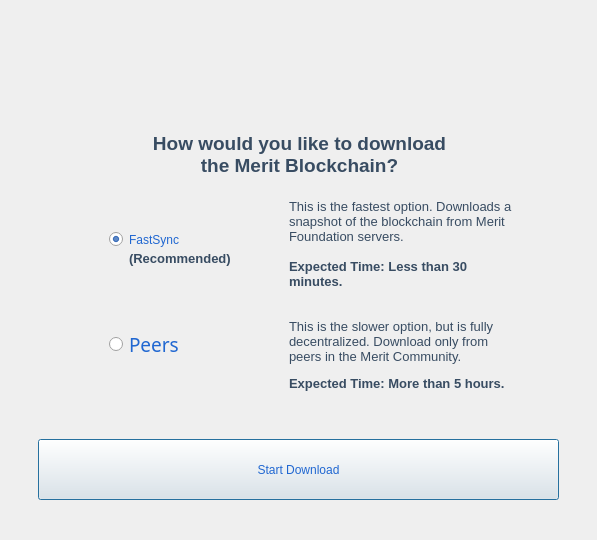
This is src/qt/forms/faststart.ui in meritlabs/merit as Qt 5 draws it before an edit. The edited form follows.
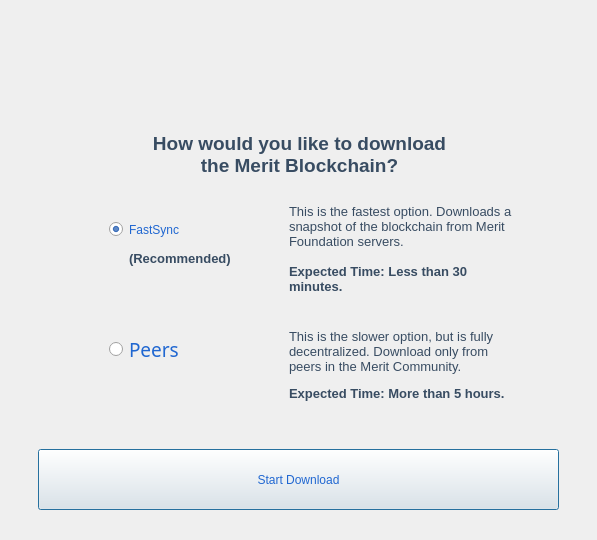
This is the edited form. Icons and pictures are not drawn.

Commit message: Tweak UI so that text does not clip.

The edit to the form file:
```diff
--- a/src/qt/forms/faststart.ui
+++ b/src/qt/forms/faststart.ui
@@ -118,7 +118,7 @@
        <x>110</x>
        <y>80</y>
        <width>171</width>
-       <height>81</height>
+       <height>61</height>
       </rect>
      </property>
      <property name="styleSheet">
@@ -140,7 +140,7 @@
        <x>110</x>
        <y>200</y>
        <width>171</width>
-       <height>51</height>
+       <height>61</height>
       </rect>
      </property>
      <property name="font">
@@ -168,7 +168,7 @@
        <x>290</x>
        <y>70</y>
        <width>231</width>
-       <height>110</height>
+       <height>121</height>
       </rect>
      </property>
      <property name="text">
@@ -187,7 +187,7 @@
        <x>290</x>
        <y>200</y>
        <width>231</width>
-       <height>90</height>
+       <height>121</height>
       </rect>
      </property>
      <property name="text">
@@ -204,7 +204,7 @@
      <property name="geometry">
       <rect>
        <x>39</x>
-       <y>320</y>
+       <y>330</y>
        <width>521</width>
        <height>61</height>
       </rect>
@@ -221,7 +221,7 @@
       <rect>
        <x>130</x>
        <y>120</y>
-       <width>101</width>
+       <width>141</width>
        <height>40</height>
       </rect>
      </property>
```
